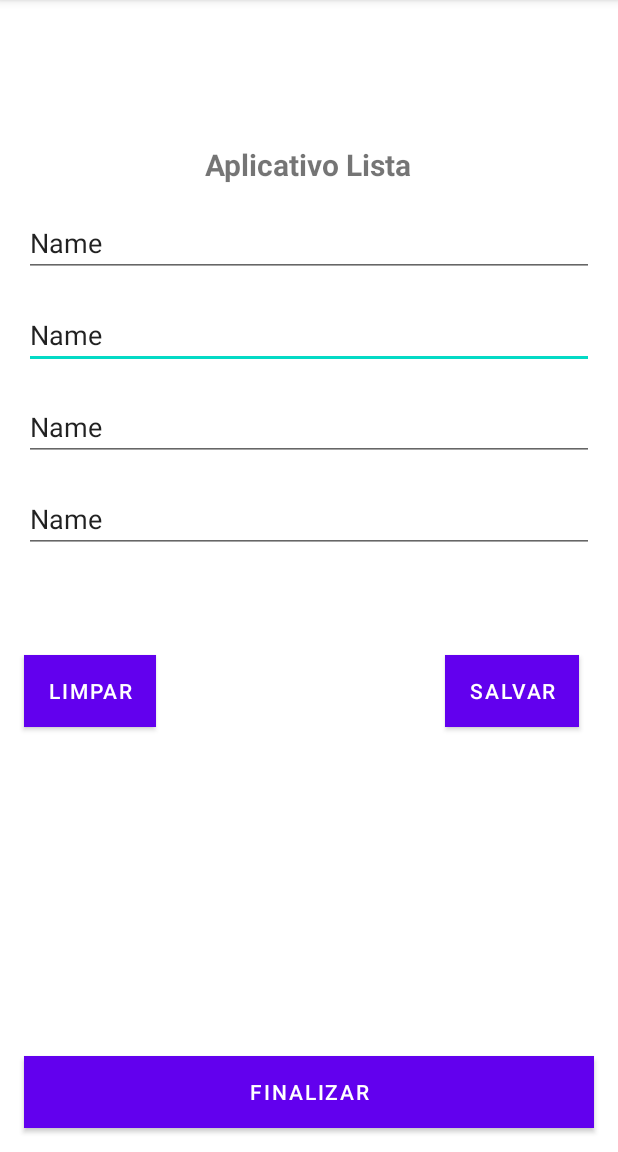
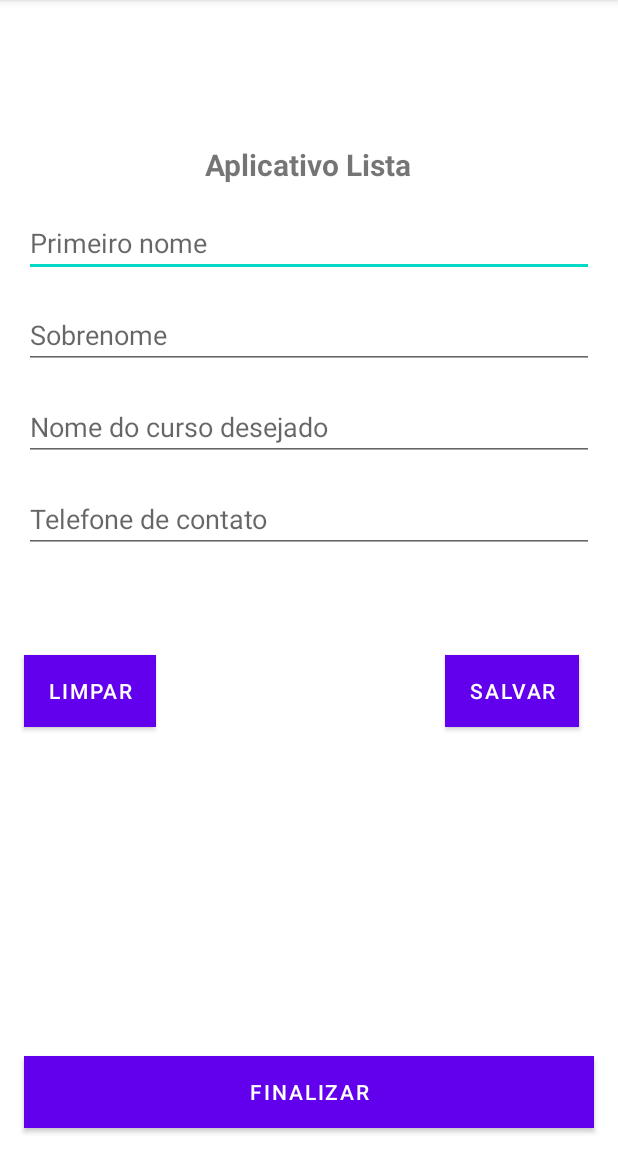
Before and after one commit to kauaMatheusRa/ProjetoMobile, an Android app: the screen it shows after launch (MainActivity), on a phone screen of 412 x 824 dp, the part 84-1236 px from its top. Run offline under Robolectric (Android 15) with nearby library versions, the phone set to English and light mode, and no system bars.

Commit message:
Versão 1.0.1

```diff
--- a/AppListaCurso/app/src/main/res/layout/activity_main.xml
+++ b/AppListaCurso/app/src/main/res/layout/activity_main.xml
@@ -6,51 +6,11 @@
     android:layout_height="match_parent"
     tools:context=".MainActivity">
 
-    <EditText
-        android:id="@+id/editTextTextPersonName2"
-        android:layout_width="match_parent"
-        android:layout_height="wrap_content"
-        android:layout_margin="16dp"
-        android:layout_marginTop="64dp"
-        android:ems="10"
-        android:hint="Sobrenome"
-        android:inputType="textPersonName"
-        android:text="Name"
-        app:layout_constraintEnd_toEndOf="parent"
-        app:layout_constraintStart_toStartOf="parent"
-        app:layout_constraintTop_toBottomOf="@+id/editTextTextPersonName" />
-
-    <EditText
-        android:id="@+id/editTextTextPersonName3"
-        android:layout_width="match_parent"
-        android:layout_height="wrap_content"
-        android:layout_margin="16dp"
-        android:ems="10"
-        android:hint="Nome do curso desejado"
-        android:inputType="textPersonName"
-        android:text="Name"
-        app:layout_constraintEnd_toEndOf="parent"
-        app:layout_constraintStart_toStartOf="parent"
-        app:layout_constraintTop_toBottomOf="@+id/editTextTextPersonName2" />
-
-    <EditText
-        android:id="@+id/editTextTextPersonName4"
-        android:layout_width="match_parent"
-        android:layout_height="wrap_content"
-        android:layout_margin="16dp"
-        android:ems="10"
-        android:hint="Telefone de contato"
-        android:inputType="textPersonName"
-        android:text="Name"
-        app:layout_constraintEnd_toEndOf="parent"
-        app:layout_constraintStart_toStartOf="parent"
-        app:layout_constraintTop_toBottomOf="@+id/editTextTextPersonName3" />
-
     <TextView
         android:id="@+id/textView"
         android:layout_width="wrap_content"
         android:layout_height="wrap_content"
-        android:text="Aplicativo Lista"
+        android:text="@string/txt_titulo"
         android:textSize="20sp"
         android:textStyle="bold"
         app:layout_constraintBottom_toBottomOf="parent"
@@ -66,12 +26,48 @@
         android:layout_height="wrap_content"
         android:layout_margin="16dp"
         android:ems="10"
-        android:hint="Primeiro nome"
+        android:hint="@string/txt_hint_edit_primeiro_nome"
         android:inputType="textPersonName"
-        android:text="Name"
         app:layout_constraintEnd_toEndOf="parent"
         app:layout_constraintStart_toStartOf="parent"
         app:layout_constraintTop_toBottomOf="@+id/textView" />
+
+    <EditText
+        android:id="@+id/editTextTextPersonName2"
+        android:layout_width="match_parent"
+        android:layout_height="wrap_content"
+        android:layout_margin="16dp"
+        android:layout_marginTop="64dp"
+        android:ems="10"
+        android:hint="@string/txt_hint_edit_sobrenome"
+        android:inputType="textPersonName"
+        app:layout_constraintEnd_toEndOf="parent"
+        app:layout_constraintStart_toStartOf="parent"
+        app:layout_constraintTop_toBottomOf="@+id/editTextTextPersonName" />
+
+    <EditText
+        android:id="@+id/editTextTextPersonName3"
+        android:layout_width="match_parent"
+        android:layout_height="wrap_content"
+        android:layout_margin="16dp"
+        android:ems="10"
+        android:hint="@string/txt_hint_edit_nome_do_curso_desejado"
+        android:inputType="textPersonName"
+        app:layout_constraintEnd_toEndOf="parent"
+        app:layout_constraintStart_toStartOf="parent"
+        app:layout_constraintTop_toBottomOf="@+id/editTextTextPersonName2" />
+
+    <EditText
+        android:id="@+id/editTextTextPersonName4"
+        android:layout_width="match_parent"
+        android:layout_height="wrap_content"
+        android:layout_margin="16dp"
+        android:ems="10"
+        android:hint="@string/txt_hint_edit_telefone_de_contato"
+        android:inputType="textPersonName"
+        app:layout_constraintEnd_toEndOf="parent"
+        app:layout_constraintStart_toStartOf="parent"
+        app:layout_constraintTop_toBottomOf="@+id/editTextTextPersonName3" />
 
     <Button
         android:id="@+id/button"
@@ -80,7 +76,7 @@
         android:layout_marginStart="16dp"
         android:layout_marginTop="68dp"
         android:background="@color/cor_botoes"
-        android:text="Limpar"
+        android:text="@string/txt_button_limpar"
         app:layout_constraintBottom_toTopOf="@+id/button3"
         app:layout_constraintStart_toStartOf="parent"
         app:layout_constraintTop_toBottomOf="@+id/editTextTextPersonName4"
@@ -93,7 +89,7 @@
         android:layout_marginStart="188dp"
         android:layout_marginTop="68dp"
         android:background="@color/cor_botoes"
-        android:text="Salvar"
+        android:text="@string/txt_button_salvar"
         app:layout_constraintBottom_toTopOf="@+id/button3"
         app:layout_constraintEnd_toEndOf="parent"
         app:layout_constraintHorizontal_bias="0.157"
@@ -108,7 +104,7 @@
         android:layout_margin="16dp"
         android:layout_marginBottom="52dp"
         android:background="@color/cor_botoes"
-        android:text="Finalizar"
+        android:text="@string/txt_button_finalizar"
         app:layout_constraintBottom_toBottomOf="parent"
         tools:layout_editor_absoluteX="17dp" />
 
--- a/AppListaCurso/app/src/main/res/values/strings.xml
+++ b/AppListaCurso/app/src/main/res/values/strings.xml
@@ -1,3 +1,11 @@
 <resources>
     <string name="app_name">AppListaCurso</string>
+    <string name="txt_titulo">Aplicativo Lista</string>
+    <string name="txt_hint_edit_primeiro_nome">Primeiro nome</string>
+    <string name="txt_hint_edit_sobrenome">Sobrenome</string>
+    <string name="txt_hint_edit_nome_do_curso_desejado">Nome do curso desejado</string>
+    <string name="txt_hint_edit_telefone_de_contato">Telefone de contato</string>
+    <string name="txt_button_limpar">Limpar</string>
+    <string name="txt_button_salvar">Salvar</string>
+    <string name="txt_button_finalizar">Finalizar</string>
 </resources>
```
